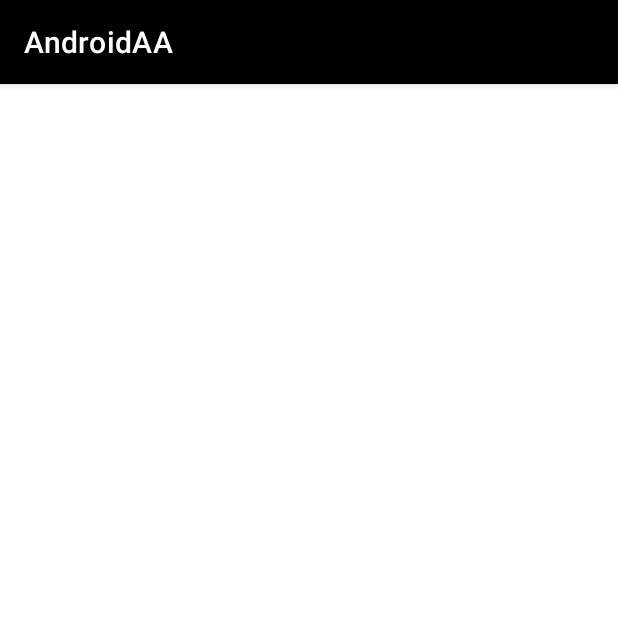
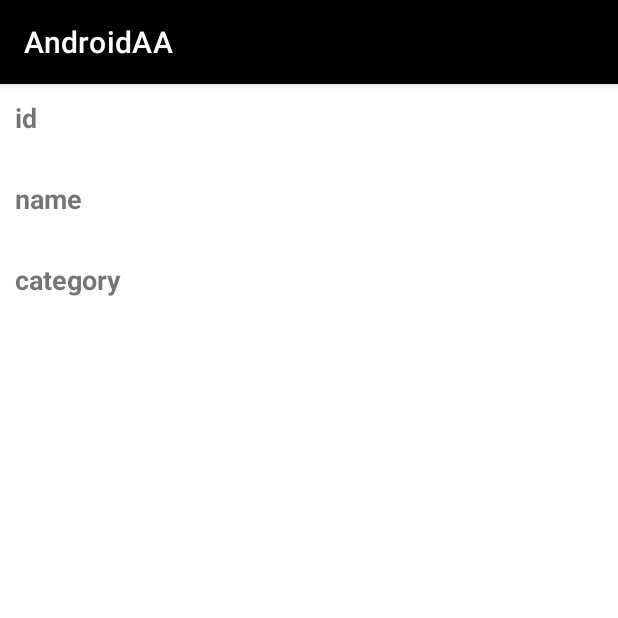
Before and after one commit to jfml-svq/androidaa, an Android app: the DetailsTeamActivity screen opened directly, with no data from a screen before it, on a phone screen of 412 x 824 dp, the top half of it. Run offline under Robolectric (Android 15) with nearby library versions, the phone set to English and light mode, and no system bars; our stand-ins replace Room's generated code.

Commit message:
Primer boceto de la activity de detalles de los equipos hecho

```diff
--- a/app/src/main/java/com/josefco/androidaa/DetailsTeamActivity.java
+++ b/app/src/main/java/com/josefco/androidaa/DetailsTeamActivity.java
@@ -1,18 +1,85 @@
 package com.josefco.androidaa;
 
 import androidx.appcompat.app.AppCompatActivity;
+import androidx.room.Room;
 
 import android.content.Intent;
+import android.database.Cursor;
 import android.os.Bundle;
 import android.view.MenuItem;
+import android.widget.ListView;
+import android.widget.TextView;
+import android.widget.Toast;
+
+import com.josefco.androidaa.db.AppDatabase;
+import com.josefco.androidaa.domain.Team;
+
+import java.util.ArrayList;
+import java.util.List;
 
 public class DetailsTeamActivity extends AppCompatActivity {
+
+    TextView tvidteam, tvnameteam, tvcategory;
+    ArrayList<Team> detailsteamlist;
 
     @Override
     protected void onCreate(Bundle savedInstanceState) {
         super.onCreate(savedInstanceState);
         setContentView(R.layout.activity_details_team);
+
+
+        tvidteam = (TextView) findViewById(R.id.tvidteam);
+        tvnameteam = (TextView) findViewById(R.id.tvnameteam);
+        tvcategory = (TextView) findViewById(R.id.tvcategory);
+
+        /*Intent intent = getIntent();
+        String id_team = intent.getStringExtra("id_team");
+        String name_team = intent.getStringExtra("team_name");
+        String category = intent.getStringExtra("category");
+
+        /*tvidteam.setText(id_team);
+        tvnameteam.setText(name_team);
+        tvcategory.setText(category);
+
+        getDetailsTeam(id_team);*/
+
+        Bundle objetoEnviado = getIntent().getExtras();
+        Team team = null;
+
+        if(objetoEnviado!=null){
+            team= (Team) objetoEnviado.getSerializable("team");
+            String id = Integer.toString(team.getId_team());
+            tvidteam.setText(id);
+            tvnameteam.setText(team.getName());
+            tvcategory.setText(team.getCategory());
+        }
+
     }
+
+    /*private List<Team> getDetailsTeam(String id_team) {
+
+        AppDatabase db = Room.databaseBuilder(getApplicationContext(),AppDatabase.class, "team").allowMainThreadQueries().build();
+
+        Team team = null;
+        detailsteamlist =new ArrayList<Team>();
+
+        //Cursor cursor=db.rawQuery("SELECT * FROM "+ Utilidades.TABLA_USUARIO,null);
+        Cursor cursor=db.teamDao().getTeamByID(id_team);
+
+        while (cursor.moveToNext()) {
+            team = new Team();
+            team.setId_team(cursor.getInt(0));
+            team.setName(cursor.getString(1));
+            team.setCategory(cursor.getString(2));
+        }
+
+        tvidteam.setText(team.getId_team());
+        tvnameteam.setText(team.getName());
+        tvcategory.setText(team.getCategory());
+
+        return detailsteamlist;
+
+    }*/
 
     @Override
     public boolean onOptionsItemSelected(MenuItem item) {
--- a/app/src/main/java/com/josefco/androidaa/ListTeamsActivity.java
+++ b/app/src/main/java/com/josefco/androidaa/ListTeamsActivity.java
@@ -164,6 +164,45 @@ public class ListTeamsActivity extends AppCompatActivity implements AdapterView.
     @Override
     public void onItemClick(AdapterView<?> parent, View view, int position, long id) {
 
+        String informacion="id: "+teams.get(position).getId_team()+"\n";
+        informacion+="Nombre: "+teams.get(position).getName()+"\n";
+        informacion+="Telefono: "+teams.get(position).getCategory()+"\n";
+
+        Toast.makeText(getApplicationContext(),informacion,Toast.LENGTH_SHORT).show();
+
+        Team team = teams.get(position);
+
+        Intent intent = new Intent(ListTeamsActivity.this, DetailsTeamActivity.class);
+
+        Bundle bundle = new Bundle();
+        bundle.putSerializable("team", team);
+
+        intent.putExtras(bundle);
+        startActivity(intent);
+
+
+
+        /*Team team=teams.get(position);
+
+        Intent intent=new Intent(ListTeamsActivity.this,DetailsTeamActivity.class);
+
+        Bundle bundle=new Bundle();
+        bundle.putSerializable("team",team);
+
+        intent.putExtras(bundle);
+        startActivity(intent);*/
+
+        /*Team team = teams.get(position);
+
+
+        Intent intent = new Intent(this, DetailsTeamActivity.class);
+        intent.putExtra("team", team);*/
+        /*intent.putExtra("id_team", team.getId_team());
+        intent.putExtra("team_name",team.getName());
+        intent.putExtra("category",team.getCategory());*/
+
+        /*startActivity(intent);*/
+
     }
 
     @Override
--- a/app/src/main/java/com/josefco/androidaa/MainActivity.java
+++ b/app/src/main/java/com/josefco/androidaa/MainActivity.java
@@ -39,7 +39,7 @@ public class MainActivity extends AppCompatActivity {
         });
 
         listGamesbtn.setOnClickListener(v -> {
-            Intent intentListGames = new Intent(v.getContext(),ListPlayersActivity.class);
+            Intent intentListGames = new Intent(v.getContext(),ListGamesActivity.class);
             startActivity(intentListGames);
         });
 
--- a/app/src/main/java/com/josefco/androidaa/dao/TeamDao.java
+++ b/app/src/main/java/com/josefco/androidaa/dao/TeamDao.java
@@ -1,6 +1,7 @@
 package com.josefco.androidaa.dao;
 
 
+import android.database.Cursor;
 import android.widget.AdapterView;
 
 import androidx.room.Dao;
@@ -22,6 +23,9 @@ public interface TeamDao {
     @Query("Select * FROM TEAM")
     List<Team> getNameTeams();
 
+    @Query("SELECT * FROM team WHERE id_team = :id_team")
+    Cursor getTeamByID(String id_team);
+
 
     @Insert
     void insert (Team team);
--- a/app/src/main/java/com/josefco/androidaa/domain/Team.java
+++ b/app/src/main/java/com/josefco/androidaa/domain/Team.java
@@ -4,10 +4,11 @@ import androidx.room.ColumnInfo;
 import androidx.room.Entity;
 import androidx.room.PrimaryKey;
 
+import java.io.Serializable;
 import java.util.Date;
 
 @Entity
-public class Team {
+public class Team implements Serializable {
 
     @PrimaryKey(autoGenerate = true)
     private int id_team;
--- a/app/src/main/res/layout/activity_details_team.xml
+++ b/app/src/main/res/layout/activity_details_team.xml
@@ -1,9 +1,53 @@
 <?xml version="1.0" encoding="utf-8"?>
-<androidx.constraintlayout.widget.ConstraintLayout xmlns:android="http://schemas.android.com/apk/res/android"
-    xmlns:app="http://schemas.android.com/apk/res-auto"
+<LinearLayout xmlns:android="http://schemas.android.com/apk/res/android"
     xmlns:tools="http://schemas.android.com/tools"
+    android:id="@+id/activity_detalle_usuario"
     android:layout_width="match_parent"
     android:layout_height="match_parent"
-    tools:context=".DetailsTeamActivity">
+    android:orientation="vertical"
+    android:padding="10dp">
 
-</androidx.constraintlayout.widget.ConstraintLayout>
+
+    <TextView
+        android:layout_width="match_parent"
+        android:layout_height="wrap_content"
+        android:text="@string/id"
+        android:textSize="18sp"
+        android:textStyle="bold" />
+
+
+    <TextView
+        android:id="@+id/tvidteam"
+        android:layout_width="match_parent"
+        android:layout_height="wrap_content"
+        android:layout_marginBottom="10dp"/>
+
+    <TextView
+        android:layout_width="match_parent"
+        android:layout_height="wrap_content"
+        android:text="@string/name"
+        android:textSize="18sp"
+        android:textStyle="bold" />
+
+    <TextView
+        android:id="@+id/tvnameteam"
+        android:layout_width="match_parent"
+        android:layout_height="wrap_content"
+        android:layout_marginBottom="10dp"/>
+
+    <TextView
+        android:layout_width="match_parent"
+        android:layout_height="wrap_content"
+        android:text="@string/category"
+        android:textSize="18sp"
+        android:textStyle="bold" />
+
+
+    <TextView
+        android:id="@+id/tvcategory"
+        android:layout_width="match_parent"
+        android:layout_height="wrap_content"
+        android:layout_marginBottom="10dp"/>
+
+
+</LinearLayout>
--- a/app/src/main/res/values/strings.xml
+++ b/app/src/main/res/values/strings.xml
@@ -19,4 +19,7 @@
     <string name="choose_team">You must select a Team</string>
     <string name="player_added">Player added</string>
     <string name="select_team">Select team</string>
+    <string name="category">category</string>
+    <string name="name">name</string>
+    <string name="id">id</string>
 </resources>
```
